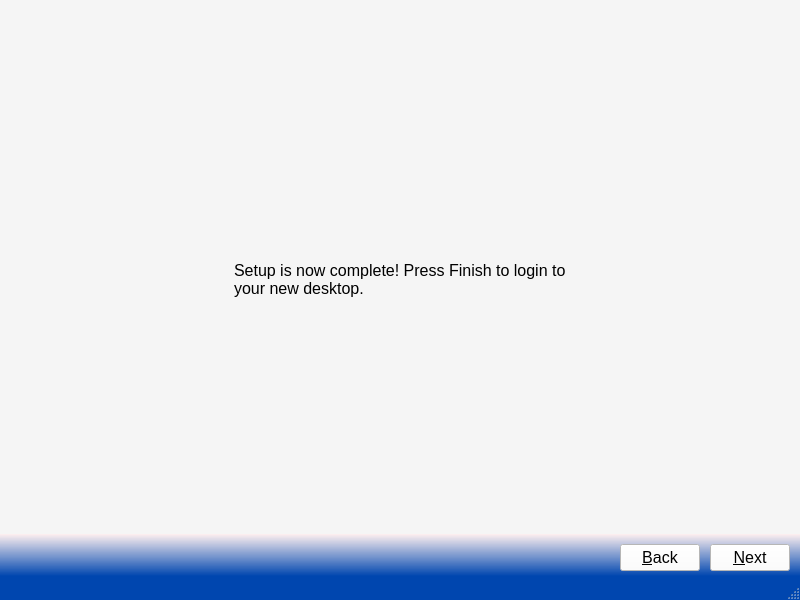
Before: the Qt Designer form src-qt5/pc-firstbootgui/firstboot.ui in trueos/pcbsd, drawn with Qt 5.
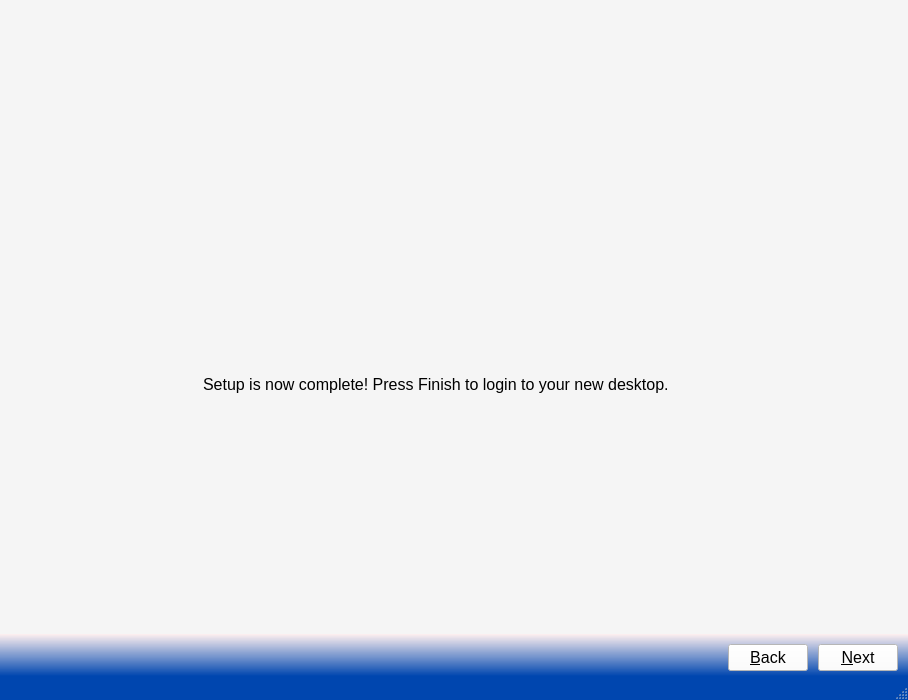
After: the same form once the commit is applied. The open tabs and pages were chosen to show the change. Icons and pictures are not drawn.

Commit message: Update the UI spacing for Installer / First Boot UIs

```diff
--- a/src-qt5/pc-firstbootgui/firstboot.ui
+++ b/src-qt5/pc-firstbootgui/firstboot.ui
@@ -6,8 +6,8 @@
    <rect>
     <x>0</x>
     <y>0</y>
-    <width>800</width>
-    <height>600</height>
+    <width>908</width>
+    <height>700</height>
    </rect>
   </property>
   <property name="minimumSize">
@@ -1537,6 +1537,9 @@
           <property name="orientation">
            <enum>Qt::Vertical</enum>
           </property>
+          <property name="sizeType">
+           <enum>QSizePolicy::Preferred</enum>
+          </property>
           <property name="sizeHint" stdset="0">
            <size>
             <width>20</width>
@@ -1570,6 +1573,9 @@
           <property name="orientation">
            <enum>Qt::Horizontal</enum>
           </property>
+          <property name="sizeType">
+           <enum>QSizePolicy::Preferred</enum>
+          </property>
           <property name="sizeHint" stdset="0">
            <size>
             <width>194</width>
@@ -1596,6 +1602,9 @@
           <property name="orientation">
            <enum>Qt::Horizontal</enum>
           </property>
+          <property name="sizeType">
+           <enum>QSizePolicy::Preferred</enum>
+          </property>
           <property name="sizeHint" stdset="0">
            <size>
             <width>193</width>
@@ -1609,6 +1618,9 @@
           <property name="orientation">
            <enum>Qt::Vertical</enum>
           </property>
+          <property name="sizeType">
+           <enum>QSizePolicy::Preferred</enum>
+          </property>
           <property name="sizeHint" stdset="0">
            <size>
             <width>20</width>
```
Left out of the diff: 69 changed lines with no effect on the pictures. The commit also changes 1 other file.
